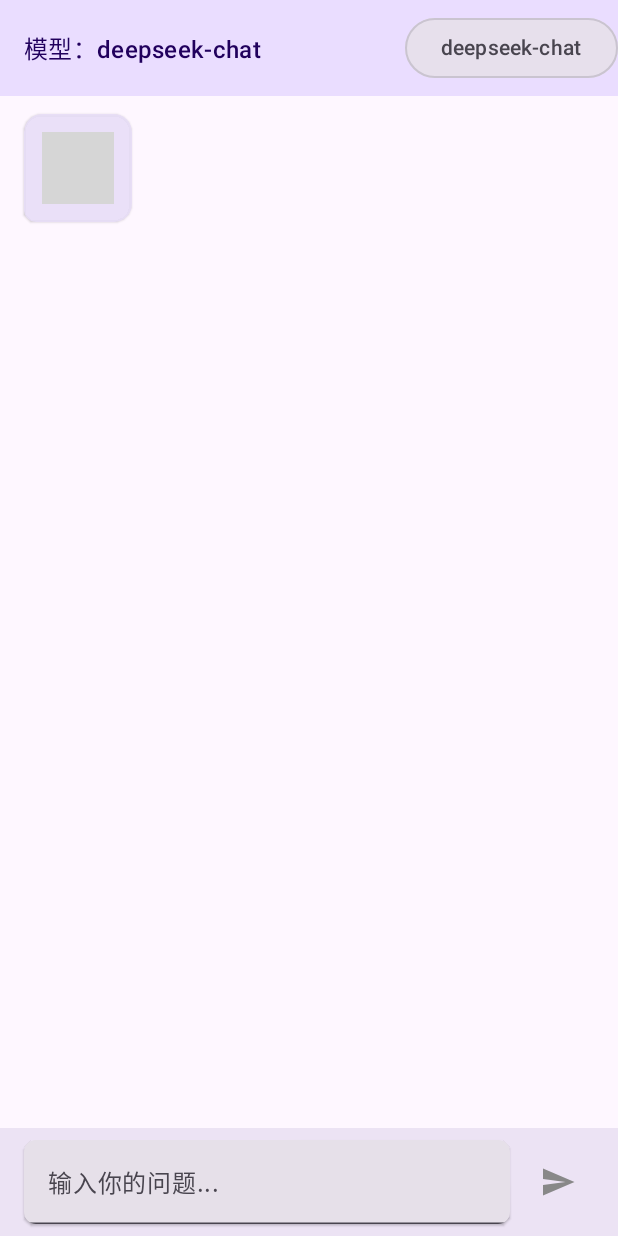
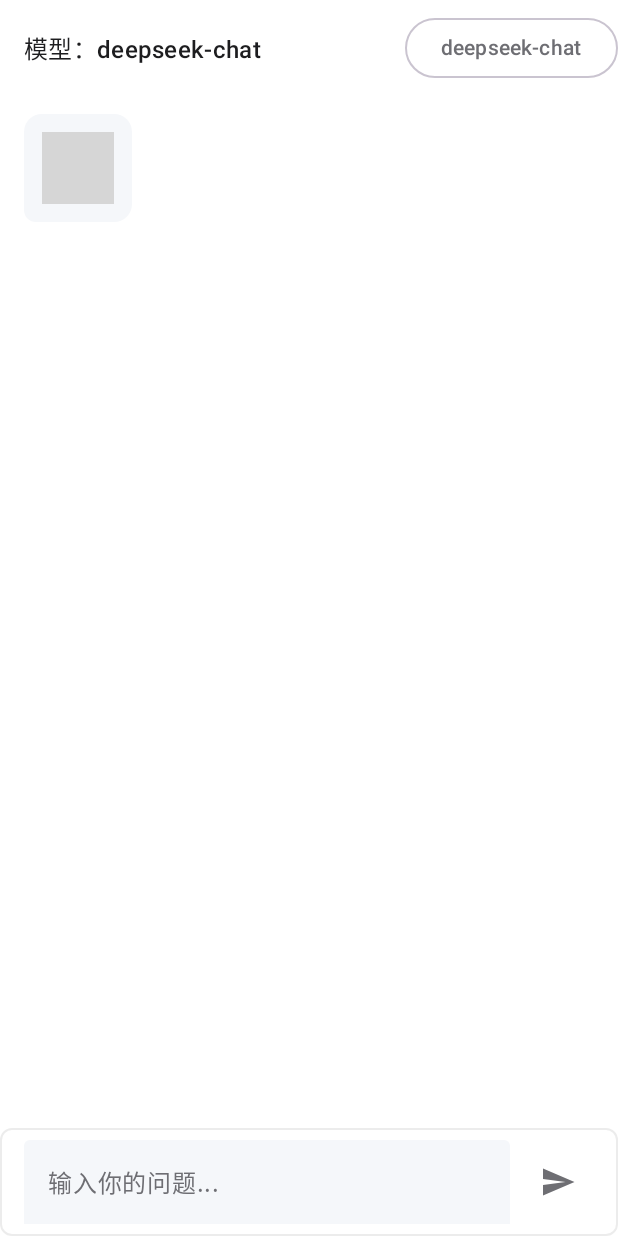
Before and after one commit to oopupdeep/PhoneAiAssistant, an Android app built with Jetpack Compose: the composable ChatScreen shown on its own in the app's theme, on a phone screen of 412 x 824 dp. Run offline under Robolectric (Android 15) with nearby library versions, the phone set to English and light mode, and no system bars; our stand-ins replace Dagger/Hilt's generated code, livedata-compose; libraries missing offline, so code that uses them is left out: dev.jeziellago.compose; 1 statement that could not run was skipped; grey boxes are pictures that could not be loaded.

Commit message:
add custom theme and color

```diff
--- a/app/src/main/java/com/wang/phoneaiassistant/ui/chat/MainScreen.kt
+++ b/app/src/main/java/com/wang/phoneaiassistant/ui/chat/MainScreen.kt
@@ -1,12 +1,12 @@
 package com.wang.phoneaiassistant.ui.chat
 
-import android.content.Context
 import androidx.compose.foundation.background
+import androidx.compose.foundation.border
 import androidx.compose.foundation.layout.*
 import androidx.compose.foundation.lazy.LazyColumn
-import androidx.compose.foundation.lazy.itemsIndexed
 import androidx.compose.foundation.lazy.items
 import androidx.compose.foundation.lazy.rememberLazyListState
+import androidx.compose.foundation.shape.RoundedCornerShape
 import androidx.compose.material.icons.Icons
 import androidx.compose.material.icons.filled.Send
 import androidx.compose.material3.*
@@ -14,7 +14,6 @@ import androidx.compose.runtime.*
 import androidx.compose.runtime.livedata.observeAsState
 import androidx.compose.ui.Modifier
 import androidx.compose.ui.Alignment
-import androidx.compose.ui.draw.shadow
 import androidx.compose.ui.graphics.Color
 import androidx.compose.ui.text.TextStyle
 import androidx.compose.ui.text.style.TextAlign
@@ -22,15 +21,13 @@ import androidx.compose.ui.unit.dp
 import androidx.compose.ui.unit.sp
 import androidx.compose.ui.tooling.preview.Preview
 import androidx.lifecycle.viewmodel.compose.viewModel
-import com.wang.phoneaiassistant.data.preferences.AppPreferences
 import com.wang.phoneaiassistant.data.network.entity.Message
 import com.wang.phoneaiassistant.data.network.entity.ModelInfo
-import com.wang.phoneaiassistant.ui.LatexView
 import com.wang.phoneaiassistant.ui.ShimmerText
-import dagger.hilt.android.AndroidEntryPoint
+// ✨ 确保导入你的新主题 ✨
+import com.wang.phoneaiassistant.ui.theme.PhoneAiAssistantTheme
 import dev.jeziellago.compose.markdowntext.MarkdownText
 import kotlinx.coroutines.launch
-//import com.jeziellago.compose.markdowntext.MarkdownText
 
 
 @OptIn(ExperimentalMaterial3Api::class)
@@ -43,8 +40,6 @@ fun ChatScreen(viewModel: ChatViewModel = viewModel()) {
     val listState = rememberLazyListState()
     val scope = rememberCoroutineScope()
 
-    // ✨ 关键改动：优化自动滚动逻辑 ✨
-    // 当消息列表的大小或最后一条消息的内容发生变化时，自动滚动到底部
     LaunchedEffect(messages.size, messages.lastOrNull()?.content) {
         if (messages.isNotEmpty()) {
             listState.animateScrollToItem(messages.lastIndex)
@@ -62,7 +57,9 @@ fun ChatScreen(viewModel: ChatViewModel = viewModel()) {
                     ) {
                         Text(
                             "模型：${selectedModel.id}",
-                            style = MaterialTheme.typography.titleMedium
+                            style = MaterialTheme.typography.titleMedium,
+                            // ✨ 使用主题中的主要文字颜色 ✨
+                            color = MaterialTheme.colorScheme.onBackground
                         )
                         Spacer(modifier = Modifier.width(8.dp))
                         DropdownMenuButton(selectedModel) {
@@ -70,37 +67,49 @@ fun ChatScreen(viewModel: ChatViewModel = viewModel()) {
                         }
                     }
                 },
+                // ✨ 1. TopAppBar样式更新：极致简约 ✨
+                // 移除了原有的 containerColor，使其与背景融为一体，更显简约
                 colors = TopAppBarDefaults.smallTopAppBarColors(
-                    containerColor = MaterialTheme.colorScheme.primaryContainer,
-                    titleContentColor = MaterialTheme.colorScheme.onPrimaryContainer
+                    containerColor = MaterialTheme.colorScheme.background, // 与主背景色相同
+                    titleContentColor = MaterialTheme.colorScheme.onBackground // 标题颜色使用背景之上的颜色
                 )
             )
         },
         bottomBar = {
-            Surface(
-                tonalElevation = 8.dp,
-                modifier = Modifier.fillMaxWidth()
-            ) {
+            val topRoundedCornerShape = RoundedCornerShape(topStart = 16.dp, topEnd = 16.dp)
+
+            // ✨ 2. 底部输入栏样式更新：扁平化、线条化 ✨
+            // 移除了 tonalElevation，使用顶部边框线来做视觉分割，更符合现代设计
             Row(
                 modifier = Modifier
-                        .padding(horizontal = 16.dp, vertical = 8.dp)
-                        .fillMaxWidth(),
+                    .fillMaxWidth()
+                    // 使用背景色，避免 Surface 默认的颜色叠加
+                    .background(MaterialTheme.colorScheme.background)
+                    // 在顶部添加一条细线作为分割
+                    .border(width = 1.dp, color = MaterialTheme.colorScheme.outline.copy(alpha = 0.6f), shape = RoundedCornerShape(8.dp))
+                    .padding(horizontal = 16.dp, vertical = 8.dp),
                 verticalAlignment = Alignment.CenterVertically
             ) {
+                // ✨ 3. 输入框样式更新：由主题驱动 ✨
+                // 移除了手动设置的 shadow，TextField 会自动从主题的`inputDecorationTheme`获取样式
                 TextField(
                     value = input,
                     onValueChange = { viewModel.onInputChange(it) },
                     placeholder = { Text("输入你的问题...") },
-                        modifier = Modifier
-                            .weight(1f)
-                            .shadow(1.dp, MaterialTheme.shapes.small),
-                        singleLine = true
+                    modifier = Modifier.weight(1f),
+                    singleLine = true,
+                    // 让 TextField 的颜色完全由主题控制，实现圆角、聚焦边框等效果
+                    colors = TextFieldDefaults.colors(
+                        focusedIndicatorColor = Color.Transparent,
+                        unfocusedIndicatorColor = Color.Transparent,
+                        focusedContainerColor = MaterialTheme.colorScheme.surface,
+                        unfocusedContainerColor = MaterialTheme.colorScheme.surface
+                    )
                 )
                 Spacer(modifier = Modifier.width(8.dp))
                 IconButton(
                     onClick = {
                         viewModel.sendMessageStream()
-                            // 点击发送时也触发一次滚动，确保用户消息可见
                         scope.launch {
                             if (messages.isNotEmpty()) {
                                 listState.animateScrollToItem(messages.lastIndex)
@@ -112,9 +121,10 @@ fun ChatScreen(viewModel: ChatViewModel = viewModel()) {
                     Icon(
                         imageVector = Icons.Default.Send,
                         contentDescription = "发送",
-                            tint = if (input.isNotBlank()) MaterialTheme.colorScheme.primary else Color.Gray
+                        // ✨ 4. 图标颜色更新：使用主题色 ✨
+                        // 激活状态使用主题强调色，禁用状态使用主题中定义的辅助文字颜色，而非硬编码的 Color.Gray
+                        tint = if (input.isNotBlank()) MaterialTheme.colorScheme.primary else MaterialTheme.colorScheme.onSurfaceVariant
                     )
-                    }
                 }
             }
         }
@@ -123,6 +133,7 @@ fun ChatScreen(viewModel: ChatViewModel = viewModel()) {
             modifier = Modifier
                 .padding(innerPadding)
                 .fillMaxSize()
+                // ✨ 背景色将自动从主题获取，无需改动 ✨
                 .background(MaterialTheme.colorScheme.background)
         ) {
             LazyColumn(
@@ -131,10 +142,10 @@ fun ChatScreen(viewModel: ChatViewModel = viewModel()) {
                     .padding(horizontal = 16.dp, vertical = 8.dp)
                     .fillMaxSize()
             ) {
-                // 使用 key 来帮助Compose优化性能
                 items(messages, key = { it.id }) { msg ->
                     MessageBubble(msg)
                 }
+                // 在列表底部留出一些空间
                 item { Spacer(modifier = Modifier.height(8.dp)) }
             }
         }
@@ -143,29 +154,26 @@ fun ChatScreen(viewModel: ChatViewModel = viewModel()) {
 
 @Composable
 fun MessageBubble(message: Message) {
-    // 根据角色决定对齐、颜色与圆角
     val isUser = message.role == "user"
-    val bubbleColor =
-        if (isUser) MaterialTheme.colorScheme.primaryContainer.copy(alpha = 0.9f)
-        else MaterialTheme.colorScheme.secondaryContainer.copy(alpha = 0.9f)
+
+    // ✨ 5. 聊天气泡颜色更新：语义化配色 ✨
+    // 用户的消息使用醒目的主题色（光棱蓝），AI 的消息使用柔和的表面色（淡云灰）
+    // 这比之前的 primaryContainer/secondaryContainer 对比更强烈，更具“科技感”
+//    val bubbleColor =
+//        if (isUser) MaterialTheme.colorScheme.primary
+//        else MaterialTheme.colorScheme.surface
+    val bubbleColor = MaterialTheme.colorScheme.surface
+    // ✨ 6. 聊天气泡文字颜色更新：保证对比度 ✨
+    // 根据气泡背景色，自动选择最合适的文字颜色（蓝底白字，灰底黑字）
+//    val textColor =
+//        if (isUser) MaterialTheme.colorScheme.onPrimary
+//        else MaterialTheme.colorScheme.onSurface
+    val textColor = MaterialTheme.colorScheme.onSurface
     val alignment = if (isUser) Alignment.CenterEnd else Alignment.CenterStart
-    // 定义不同方向的圆角：用户消息右侧尖，助手消息左侧尖
     val bubbleShape = if (isUser) {
-        // 用户：左上、左下、右上全部圆角，右下尖
-        MaterialTheme.shapes.medium.copy(
-            bottomEnd = MaterialTheme.shapes.small.bottomStart,
-            bottomStart = MaterialTheme.shapes.medium.bottomStart,
-            topStart = MaterialTheme.shapes.medium.topStart,
-            topEnd = MaterialTheme.shapes.medium.topEnd
-        )
+        MaterialTheme.shapes.medium.copy(bottomEnd = MaterialTheme.shapes.small.bottomStart)
     } else {
-        // 助手：右上、右下、左上全部圆角，左下尖
-        MaterialTheme.shapes.medium.copy(
-            bottomStart = MaterialTheme.shapes.small.bottomStart,
-            bottomEnd = MaterialTheme.shapes.medium.bottomEnd,
-            topStart = MaterialTheme.shapes.medium.topStart,
-            topEnd = MaterialTheme.shapes.medium.topEnd
-        )
+        MaterialTheme.shapes.medium.copy(bottomStart = MaterialTheme.shapes.small.bottomStart)
     }
 
     Row(
@@ -177,18 +185,14 @@ fun MessageBubble(message: Message) {
         Surface(
             color = bubbleColor,
             shape = bubbleShape,
-            tonalElevation = 2.dp,
-            modifier = Modifier
-                .widthIn(max = 280.dp)
-                .shadow(1.dp, bubbleShape)
+            // ✨ 7. 移除阴影：实现扁平化设计 ✨
+            // 移除了 tonalElevation 和 shadow，让界面更干净、现代
+            modifier = Modifier.widthIn(max = 280.dp)
         ) {
-            // ✨ 核心改动在这里 ✨
-            // 判断消息内容是否是加载中的占位符
             val isLoading =
                 (message.content == ChatViewModel.LOADING_MESSAGE_CONTENT && message.role == "assistant")
 
             if (isLoading) {
-                // 如果是，使用我们创建的 ShimmerText
                 ShimmerText(
                     text = message.content,
                     modifier = Modifier.padding(12.dp)
@@ -197,9 +201,9 @@ fun MessageBubble(message: Message) {
                 MarkdownText(
                     modifier = Modifier.padding(12.dp),
                     markdown = message.content,
-                    maxLines = Int.MAX_VALUE, // 不限制行数
+                    // ✨ 将动态获取的文字颜色应用到 Markdown 文本 ✨
                     style = TextStyle(
-                        color = MaterialTheme.colorScheme.onSecondaryContainer,
+                        color = textColor,
                         fontSize = 16.sp,
                         lineHeight = 22.sp,
                         textAlign = TextAlign.Start
@@ -208,20 +212,6 @@ fun MessageBubble(message: Message) {
                         println("Link clicked: $link")
                     }
                 )
-//                LatexView(
-//                    latex = message.content,
-//                    modifier = Modifier
-//                        .padding(12.dp)
-//                        .fillMaxWidth() // 让 WebView 有足够的空间渲染
-//                )
-                // 如果不是，使用原来的普通 Text
-//                Text(
-//                    text = message.content,
-//                    modifier = Modifier.padding(12.dp),
-//                    color = if (isUser) MaterialTheme.colorScheme.onPrimaryContainer else MaterialTheme.colorScheme.onSecondaryContainer,
-//                    fontSize = 16.sp,
-//                    lineHeight = 20.sp
-//                )
             }
         }
     }
@@ -233,44 +223,32 @@ fun DropdownMenuButton(
     viewModel: ChatViewModel = viewModel(),
     onModelSelected: (ModelInfo) -> Unit
 ) {
-    // 1. 使用 remember 管理菜单的展开/折叠状态
     var expanded by remember { mutableStateOf(false) }
-
-    // 2. 观察 ViewModel 中的 models LiveData (或 StateFlow)
-    //    当 LiveData 更新时，这个 Composable 会自动重组，models 会获得新值
     val models by viewModel.models.observeAsState(initial = emptyList())
 
-    // 3. 使用 LaunchedEffect 在 Composable 首次进入屏幕时执行副作用
-    //    key1 = Unit 保证这个效应只执行一次，是加载初始数据的理想位置
     LaunchedEffect(Unit) {
-        // 调用 ViewModel 的方法来加载模型列表
         viewModel.loadModels()
     }
 
     Box {
+        // ✨ 下拉按钮样式会由主题自动适配，无需修改 ✨
         OutlinedButton(
-            onClick = { expanded = true },
-            colors = ButtonDefaults.outlinedButtonColors(
-                containerColor = MaterialTheme.colorScheme.surfaceVariant,
-                contentColor = MaterialTheme.colorScheme.onSurfaceVariant
-            )
+            onClick = { expanded = true }
         ) {
             Text(currentModel.id)
         }
 
+        // ✨ 下拉菜单背景会自动使用 Surface 颜色，无需修改 ✨
         DropdownMenu(
             expanded = expanded,
-            onDismissRequest = { expanded = false },
-            modifier = Modifier.background(MaterialTheme.colorScheme.surface)
+            onDismissRequest = { expanded = false }
         ) {
-            // 4. 直接遍历从 observeAsState 获得的 models 状态
-            //    这个列表是响应式的，会自动反映 ViewModel 中的最新数据
             models.forEach { model ->
                 DropdownMenuItem(
                     text = { Text(model.id) },
                     onClick = {
                         onModelSelected(model)
-                        expanded = false // 选择后关闭菜单
+                        expanded = false
                     }
                 )
             }
@@ -282,5 +260,8 @@ fun DropdownMenuButton(
 @Preview(showBackground = true)
 @Composable
 fun ChatScreenPreview() {
+    // ✨ 在预览中也应用你的新主题，才能看到正确的效果 ✨
+    PhoneAiAssistantTheme {
         ChatScreen()
     }
+}
--- /dev/null
+++ b/app/src/main/java/com/wang/phoneaiassistant/ui/theme/Theme.kt
@@ -0,0 +1,55 @@
+package com.wang.phoneaiassistant.ui.theme
+
+import android.app.Activity
+import androidx.compose.foundation.isSystemInDarkTheme
+import androidx.compose.material3.MaterialTheme
+import androidx.compose.material3.lightColorScheme
+import androidx.compose.runtime.Composable
+import androidx.compose.runtime.SideEffect
+import androidx.compose.ui.graphics.Color
+import androidx.compose.ui.graphics.toArgb
+import androidx.compose.ui.platform.LocalView
+import androidx.core.view.WindowCompat
+
+// 1. 定义你的亮色配色方案
+private val LightColorScheme = lightColorScheme(
+    primary = accentColor,
+    onPrimary = Color.White,
+    // secondary, tertiary 等都可以设置为 accentColor，以保持简约
+    secondary = accentColor,
+    onSecondary = Color.White,
+    background = backgroundColor,
+    onBackground = primaryTextColor,
+    surface = surfaceColor,
+    onSurface = primaryTextColor,
+    // 用于辅助文本、禁用状态等的颜色
+    onSurfaceVariant = secondaryTextColor,
+    // 定义输入框等元素的轮廓颜色
+    outline = Color(0xFFE0E0E0)
+)
+
+@Composable
+fun PhoneAiAssistantTheme(
+    darkTheme: Boolean = isSystemInDarkTheme(),
+    // Dynamic color is available on Android 12+
+    dynamicColor: Boolean = false,
+    content: @Composable () -> Unit
+) {
+    // 我们强制使用亮色主题
+    val colorScheme = LightColorScheme
+
+    val view = LocalView.current
+    if (!view.isInEditMode) {
+        SideEffect {
+            val window = (view.context as Activity).window
+            window.statusBarColor = colorScheme.background.toArgb() // 状态栏颜色
+            WindowCompat.getInsetsController(window, view).isAppearanceLightStatusBars = true // 状态栏图标和文字变暗
+        }
+    }
+
+    MaterialTheme(
+        colorScheme = colorScheme,
+        typography = Typography, // 引用同目录下的 Typography.kt
+        content = content
+    )
+}
```
Also changed, not shown: app/src/main/java/com/wang/phoneaiassistant/ui/theme/Color.kt (added, +11 -0 lines), app/src/main/java/com/wang/phoneaiassistant/ui/theme/Typography.kt (added, +19 -0 lines). Lines whose indentation alone changed are shown as unchanged.
